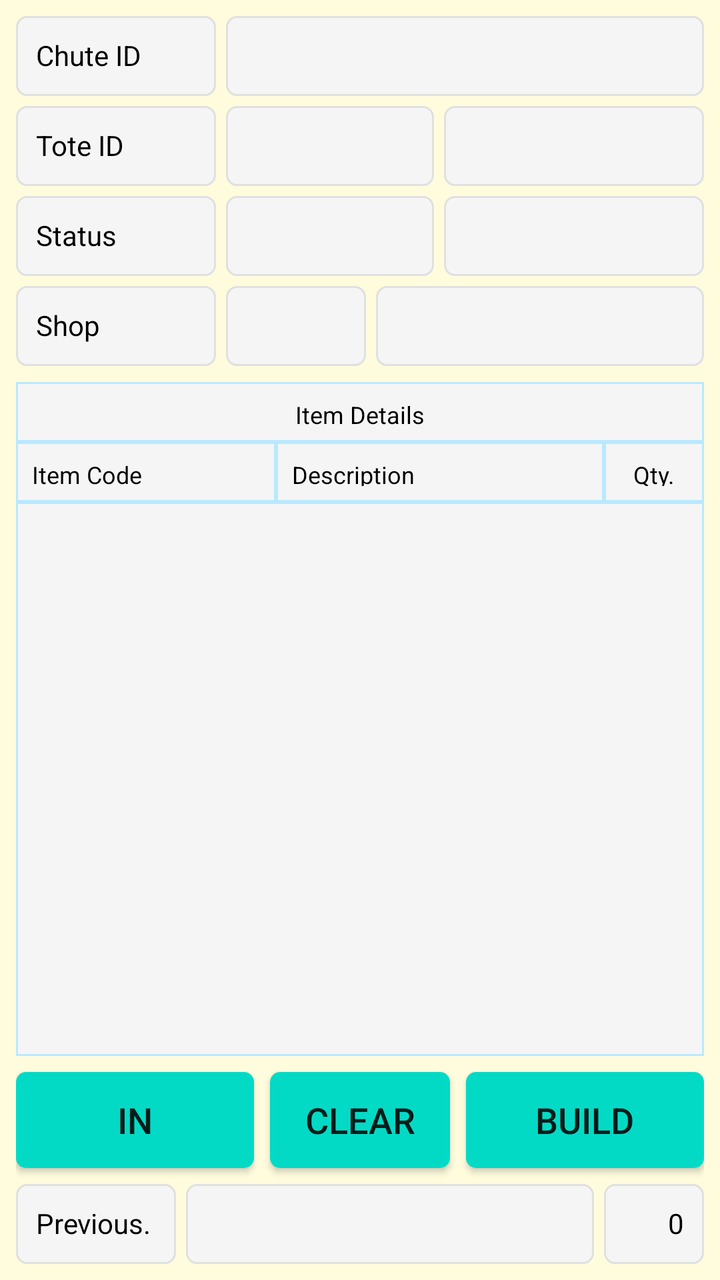
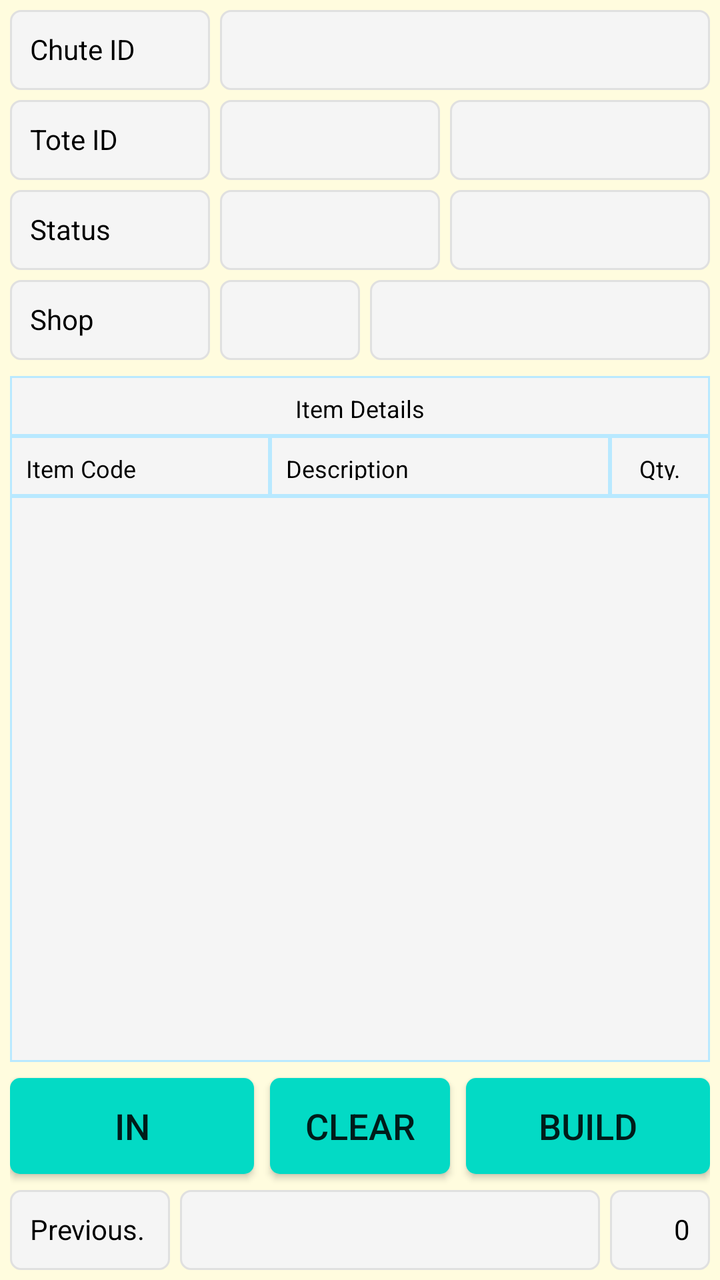

Compare the two renders of this Android layout. The source of the first and the diff that turns it into the second are given below.
<!-- AndroidManifest.xml: application theme AppTheme -->
<!-- res/layout/fragment_box_building_auto_jafza.xml -->
<?xml version="1.0" encoding="utf-8"?>
<FrameLayout xmlns:android="http://schemas.android.com/apk/res/android"
    xmlns:app="http://schemas.android.com/apk/res-auto"
    xmlns:tools="http://schemas.android.com/tools"
    android:layout_width="match_parent"
    android:layout_height="match_parent"
    android:background="@color/backColor"
    tools:context=".ui.building.jafza.BoxBuildingAutoJafzaFragment">

    <androidx.constraintlayout.widget.ConstraintLayout
        android:layout_width="match_parent"
        android:layout_height="match_parent"
        android:padding="8dp">

        <TextView
            android:id="@+id/TextView1"
            android:layout_width="100dp"
            android:layout_height="40dp"
            android:background="@drawable/et_custom"
            android:gravity="left"
            android:hint=""
            android:padding="10dp"
            android:text="Chute ID"
            android:textColor="@color/coloBlack"
            android:textSize="14dp"
            app:layout_constraintStart_toStartOf="parent"
            app:layout_constraintTop_toTopOf="parent" />

        <EditText
            android:id="@+id/et_building_chuteid"
            android:layout_width="0dp"
            android:layout_height="40dp"
            android:layout_marginStart="5dp"
            android:layout_marginLeft="5dp"
            android:background="@drawable/et_custom"
            android:inputType="text"
            android:padding="10dp"
            android:textColor="@color/coloBlack"
            android:textSize="14dp"
            app:layout_constraintEnd_toEndOf="parent"
            app:layout_constraintStart_toEndOf="@+id/TextView1"
            app:layout_constraintTop_toTopOf="@+id/TextView1"
            tools:ignore="SpeakableTextPresentCheck,TouchTargetSizeCheck" />

        <TextView
            android:id="@+id/TextView8"
            android:layout_width="100dp"
            android:layout_height="40dp"
            android:layout_marginTop="5dp"
            android:background="@drawable/et_custom"
            android:gravity="left"
            android:hint=""
            android:padding="10dp"
            android:text="Tote ID"
            android:textColor="@color/coloBlack"
            android:textSize="14dp"
            app:layout_constraintStart_toStartOf="parent"
            app:layout_constraintTop_toBottomOf="@+id/TextView1" />

        <EditText
            android:id="@+id/et_chute_building_totid"
            android:layout_width="0dp"
            android:layout_height="40dp"
            android:layout_marginStart="5dp"
            android:layout_marginLeft="5dp"
            android:layout_marginEnd="5dp"
            android:layout_marginRight="5dp"
            android:background="@drawable/et_custom"
            android:gravity="left"
            android:hint=""
            android:inputType="text"
            android:padding="10dp"
            android:textColor="@color/coloBlack"
            android:textSize="14dp"
            app:layout_constraintEnd_toStartOf="@+id/tv_building_totid"
            app:layout_constraintStart_toEndOf="@+id/TextView8"
            app:layout_constraintTop_toTopOf="@+id/TextView8"
            tools:ignore="SpeakableTextPresentCheck,TouchTargetSizeCheck" />

        <TextView
            android:id="@+id/tv_building_totid"
            android:layout_width="130dp"
            android:layout_height="40dp"
            android:background="@drawable/et_custom"
            android:gravity="left"
            android:hint=""
            android:padding="10dp"
            android:text=""
            android:textColor="@color/coloBlack"
            android:textSize="14dp"
            app:layout_constraintEnd_toEndOf="parent"
            app:layout_constraintTop_toTopOf="@+id/et_chute_building_totid" />

        <TextView
            android:id="@+id/tv_building_time"
            android:layout_width="130dp"
            android:layout_height="40dp"
            android:background="@drawable/et_custom"
            android:gravity="left"
            android:hint=""
            android:padding="10dp"
            android:text=""
            android:textColor="@color/coloBlack"
            android:textSize="14dp"
            app:layout_constraintEnd_toEndOf="parent"
            app:layout_constraintTop_toTopOf="@+id/TextView2" />

        <TextView
            android:id="@+id/TextView2"
            android:layout_width="100dp"
            android:layout_height="40dp"
            android:layout_marginTop="5dp"
            android:background="@drawable/et_custom"
            android:gravity="left"
            android:hint=""
            android:padding="10dp"
            android:text="Status"
            android:textColor="@color/coloBlack"
            android:textSize="14dp"
            app:layout_constraintStart_toStartOf="parent"
            app:layout_constraintTop_toBottomOf="@+id/TextView8" />

        <TextView
            android:id="@+id/tv_chute_building_status"
            android:layout_width="0dp"
            android:layout_height="40dp"
            android:layout_marginStart="5dp"
            android:layout_marginLeft="5dp"
            android:layout_marginEnd="5dp"
            android:layout_marginRight="5dp"
            android:background="@drawable/et_custom"
            android:gravity="left"
            android:hint=""
            android:padding="10dp"
            android:text=""
            android:textColor="@color/coloBlack"
            android:textSize="14dp"
            app:layout_constraintEnd_toStartOf="@+id/tv_building_time"
            app:layout_constraintStart_toEndOf="@+id/TextView2"
            app:layout_constraintTop_toTopOf="@+id/TextView2" />

        <TextView
            android:id="@+id/TextView3"
            android:layout_width="100dp"
            android:layout_height="40dp"
            android:layout_marginTop="5dp"
            android:background="@drawable/et_custom"
            android:gravity="left"
            android:hint=""
            android:padding="10dp"
            android:text="Shop"
            android:textColor="@color/coloBlack"
            android:textSize="14dp"
            app:layout_constraintStart_toStartOf="parent"
            app:layout_constraintTop_toBottomOf="@+id/TextView2" />

        <TextView
            android:id="@+id/tv_chute_status_building_shopname"
            android:layout_width="0dp"
            android:layout_height="40dp"
            android:layout_marginStart="5dp"
            android:layout_marginLeft="5dp"
            android:background="@drawable/et_custom"
            android:gravity="left"
            android:hint=""
            android:padding="10dp"
            android:text=""
            android:textColor="@color/coloBlack"
            android:textSize="14dp"
            app:layout_constraintEnd_toEndOf="parent"
            app:layout_constraintStart_toEndOf="@+id/tv_chute_status_building_shopid"
            app:layout_constraintTop_toTopOf="@+id/TextView3" />

        <TextView
            android:id="@+id/tv_chute_status_building_shopid"
            android:layout_width="70dp"
            android:layout_height="40dp"
            android:layout_marginStart="5dp"
            android:layout_marginLeft="5dp"
            android:background="@drawable/et_custom"
            android:gravity="left"
            android:hint=""
            android:padding="10dp"
            android:text=""
            android:textColor="@color/coloBlack"
            android:textSize="14dp"
            app:layout_constraintStart_toEndOf="@+id/TextView3"
            app:layout_constraintTop_toTopOf="@+id/TextView3" />

        <TextView
            android:id="@+id/TextView4"
            android:layout_width="0dp"
            android:layout_height="30dp"
            android:layout_marginTop="8dp"
            android:background="@drawable/et_custom_total"
            android:gravity="center"
            android:hint=""
            android:padding="8dp"
            android:text="Item Details"
            android:textColor="@color/coloBlack"
            android:textSize="12dp"
            app:layout_constraintEnd_toEndOf="parent"
            app:layout_constraintStart_toStartOf="parent"
            app:layout_constraintTop_toBottomOf="@+id/TextView3" />


        <TextView
            android:id="@+id/TextView5"
            android:layout_width="130dp"
            android:layout_height="30dp"
            android:background="@drawable/et_custom_total"
            android:gravity="left"
            android:hint=""
            android:padding="8dp"
            android:text="Item Code"
            android:textColor="@color/coloBlack"
            android:textSize="12dp"
            app:layout_constraintStart_toStartOf="parent"
            app:layout_constraintTop_toBottomOf="@+id/TextView4" />

        <TextView
            android:id="@+id/TextView6"
            android:layout_width="0dp"
            android:layout_height="30dp"
            android:background="@drawable/et_custom_total"
            android:gravity="left"
            android:hint=""
            android:padding="8dp"
            android:text="Description"
            android:textColor="@color/coloBlack"
            android:textSize="12dp"
            app:layout_constraintEnd_toStartOf="@+id/TextView7"
            app:layout_constraintStart_toEndOf="@+id/TextView5"
            app:layout_constraintTop_toBottomOf="@+id/TextView4" />

        <TextView
            android:id="@+id/TextView7"
            android:layout_width="50dp"
            android:layout_height="30dp"
            android:background="@drawable/et_custom_total"
            android:gravity="center"
            android:hint=""
            android:padding="8dp"
            android:text="Qty."
            android:textColor="@color/coloBlack"
            android:textSize="12dp"
            app:layout_constraintEnd_toEndOf="parent"
            app:layout_constraintTop_toBottomOf="@+id/TextView4" />

        <ListView
            android:id="@+id/lv_chute_status_building_details"
            android:layout_width="0dp"
            android:layout_height="0dp"
            android:layout_marginBottom="8dp"
            android:background="@drawable/et_custom_total"
            app:layout_constraintBottom_toTopOf="@+id/bt_chute_status_building_in"
            app:layout_constraintEnd_toEndOf="parent"
            app:layout_constraintStart_toStartOf="parent"
            app:layout_constraintTop_toBottomOf="@+id/TextView5" />

        <TextView
            android:id="@+id/TextView9"
            android:layout_width="80dp"
            android:layout_height="40dp"
            android:background="@drawable/et_custom"
            android:gravity="left"
            android:hint=""
            android:padding="10dp"
            android:text="Previous."
            android:textColor="@color/coloBlack"
            android:textSize="14dp"
            app:layout_constraintBottom_toBottomOf="parent"
            app:layout_constraintStart_toStartOf="parent" />

        <TextView
            android:id="@+id/tv_chute_status_building_trfno"
            android:layout_width="0dp"
            android:layout_height="40dp"
            android:layout_marginStart="5dp"
            android:layout_marginLeft="5dp"
            android:layout_marginEnd="5dp"
            android:layout_marginRight="5dp"
            android:background="@drawable/et_custom"
            android:gravity="left"
            android:hint=""
            android:padding="10dp"
            android:textColor="@color/coloBlack"
            android:textSize="14dp"
            app:layout_constraintBottom_toBottomOf="parent"
            app:layout_constraintEnd_toStartOf="@+id/tv_chute_status_building_tot_qty"
            app:layout_constraintStart_toEndOf="@+id/TextView9" />

        <TextView
            android:id="@+id/tv_chute_status_building_tot_qty"
            android:layout_width="50dp"
            android:layout_height="40dp"
            android:background="@drawable/et_custom"
            android:gravity="right"
            android:hint=""
            android:padding="10dp"
            android:text="0"
            android:textColor="@color/coloBlack"
            android:textSize="14dp"
            app:layout_constraintBottom_toBottomOf="parent"
            app:layout_constraintEnd_toEndOf="parent" />

        <TextView
            android:id="@+id/textView2"
            android:layout_width="wrap_content"
            android:layout_height="wrap_content"
            android:layout_marginStart="16dp"
            android:layout_marginLeft="16dp"
            android:layout_marginEnd="16dp"
            android:layout_marginRight="16dp"
            android:text="   "
            android:textColor="@color/colorAccent"
            app:layout_constraintBottom_toBottomOf="parent"
            app:layout_constraintEnd_toEndOf="parent"
            app:layout_constraintStart_toStartOf="parent"
            tools:ignore="SpeakableTextPresentCheck" />

        <Button
            android:id="@+id/bt_chute_status_building_in"
            android:layout_width="0dp"
            android:layout_height="wrap_content"
            android:layout_marginEnd="8dp"
            android:layout_marginRight="8dp"
            android:layout_marginBottom="8dp"
            android:background="@drawable/btn_custom1"
            android:text="IN"
            android:textAllCaps="false"
            android:textSize="18sp"
            app:layout_constraintBottom_toTopOf="@+id/tv_chute_status_building_trfno"
            app:layout_constraintEnd_toStartOf="@+id/bt_chute_status_building_clear"
            app:layout_constraintStart_toStartOf="parent" />

        <Button
            android:id="@+id/bt_chute_status_building_clear"
            android:layout_width="90dp"
            android:layout_height="wrap_content"
            android:layout_marginBottom="8dp"
            android:background="@drawable/btn_custom1"
            android:text="CLEAR"
            android:textAllCaps="false"
            android:textSize="18sp"
            app:layout_constraintBottom_toTopOf="@+id/tv_chute_status_building_trfno"
            app:layout_constraintEnd_toEndOf="parent"
            app:layout_constraintStart_toStartOf="parent" />

        <Button
            android:id="@+id/bt_chute_status_building_build"
            android:layout_width="0dp"
            android:layout_height="wrap_content"
            android:layout_marginStart="8dp"
            android:layout_marginLeft="8dp"
            android:layout_marginBottom="8dp"
            android:background="@drawable/btn_custom1"
            android:text="BUILD"
            android:textAllCaps="false"
            android:textSize="18sp"
            app:layout_constraintBottom_toTopOf="@+id/tv_chute_status_building_trfno"
            app:layout_constraintEnd_toEndOf="parent"
            app:layout_constraintStart_toEndOf="@+id/bt_chute_status_building_clear" />

        <ProgressBar
            android:id="@+id/pr_chute_building_inout"
            android:layout_width="wrap_content"
            android:layout_height="wrap_content"
            android:layout_centerHorizontal="true"
            android:visibility="invisible"
            app:layout_constraintBottom_toBottomOf="parent"
            app:layout_constraintEnd_toEndOf="parent"
            app:layout_constraintStart_toStartOf="parent"
            app:layout_constraintTop_toTopOf="parent" />


    </androidx.constraintlayout.widget.ConstraintLayout>

</FrameLayout>
<!-- resources referenced by this layout -->
<resources>
  <color name="backColor">#FFFCDE</color>
  <color name="coloBlack">#000000</color>
  <color name="colorAccent">#000000</color>
  <!-- drawable btn_custom1 (drawable) -->
  <?xml version="1.0" encoding="utf-8"?>
  <shape xmlns:android="http://schemas.android.com/apk/res/android"
      android:padding="10dp"
      android:shape="rectangle" >
  
      <solid android:color="@color/colorBtn" />
  
      <corners
          android:bottomLeftRadius="5dp"
          android:bottomRightRadius="5dp"
          android:topLeftRadius="5dp"
          android:topRightRadius="5dp" />
  
  </shape>
  <!-- drawable et_custom (drawable) -->
  <?xml version="1.0" encoding="utf-8"?>
  <shape xmlns:android="http://schemas.android.com/apk/res/android"
      android:padding="10dp"
      android:shape="rectangle" >
  
      <solid android:color="#f5f5f5" />
  
      <stroke
          android:width="1dp"
          android:color="#e0e0e0" />
  
      <corners
          android:bottomLeftRadius="5dp"
          android:bottomRightRadius="5dp"
          android:topLeftRadius="5dp"
          android:topRightRadius="5dp" />
  
  </shape>
  <!-- drawable et_custom_total (drawable) -->
  <?xml version="1.0" encoding="utf-8"?>
  <shape xmlns:android="http://schemas.android.com/apk/res/android"
      android:padding="10dp"
      android:shape="rectangle" >
  
      <solid android:color="#f5f5f5" />
  
      <stroke
          android:width="1dp"
          android:color="#B9E9FF" />
  
      <corners
          android:bottomLeftRadius="0dp"
          android:bottomRightRadius="0dp"
          android:topLeftRadius="0dp"
          android:topRightRadius="0dp" />
  
  </shape>
  <style name="AppTheme" parent="Theme.AppCompat.Light.NoActionBar">
          
          <item name="colorPrimary">@color/colorPrimary</item>
          <item name="colorPrimaryDark">@color/colorPrimaryDark</item>
          <item name="colorAccent">@color/colorAccent</item>
      </style>
  <color name="colorBtn">#03DAC5</color>
  <color name="colorPrimary">#ffb200</color>
  <color name="colorPrimaryDark">#ffb200</color>
</resources>

<!-- the commit's change to res/layout/fragment_box_building_auto_jafza.xml (unified diff, before → after) -->
@@ -10,7 +10,7 @@
     <androidx.constraintlayout.widget.ConstraintLayout
         android:layout_width="match_parent"
         android:layout_height="match_parent"
-        android:padding="8dp">
+        android:padding="5dp">
 
         <TextView
             android:id="@+id/TextView1"
